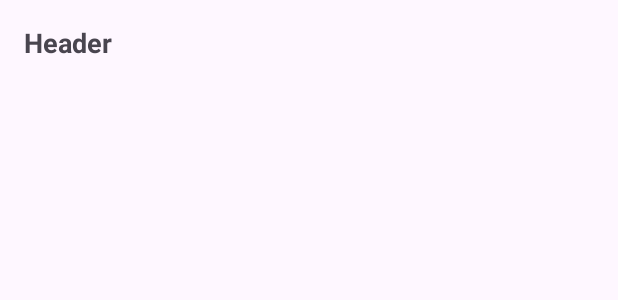
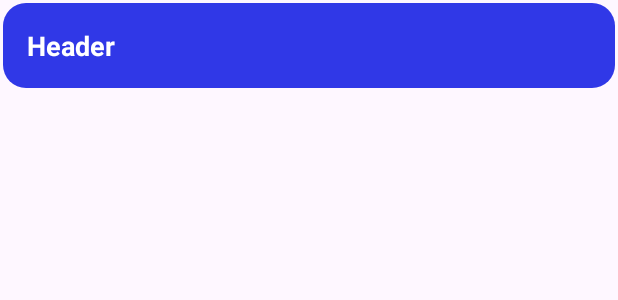
Before and after one commit to Konsttakis/CourseAndroidDev, an Android app: the layout chapter_parent.xml on its own in the app's theme, with its tools: preview values and no code run, on a phone screen of 412 x 824 dp. Shown: the top 300 px of the screen. Run offline under Robolectric (Android 15) with nearby library versions, the phone set to English and light mode, and no system bars.

Commit message:
added database in assets, changed primary color

```diff
--- a/app/src/main/res/drawable/save_button.xml
+++ b/app/src/main/res/drawable/save_button.xml
@@ -1,5 +1,5 @@
 <?xml version="1.0" encoding="utf-8"?>
 <shape xmlns:android="http://schemas.android.com/apk/res/android">
-    <corners  android:radius="20dp"/>
-    <solid android:color="@color/design_default_color_primary"/>
+    <corners  android:radius="15dp"/>
+    <solid android:color="@color/blue"/>
 </shape>
--- a/app/src/main/res/layout/chapter_parent.xml
+++ b/app/src/main/res/layout/chapter_parent.xml
@@ -1,24 +1,28 @@
 <LinearLayout xmlns:android="http://schemas.android.com/apk/res/android"
     android:layout_width="match_parent"
     android:layout_height="wrap_content"
+    android:layout_margin="2dp"
+    android:foregroundTint="@color/white"
     android:orientation="vertical">
 
     <TextView
         android:id="@+id/header"
         android:layout_width="match_parent"
         android:layout_height="wrap_content"
+        android:background="@drawable/save_button"
         android:padding="16dp"
-        android:background="?attr/selectableItemBackground"
         android:text="Header"
+        android:textColor="@color/white"
         android:textSize="18sp"
         android:textStyle="bold" />
+
     <LinearLayout
         android:id="@+id/content"
         android:layout_width="match_parent"
         android:layout_height="wrap_content"
         android:orientation="vertical"
-        android:visibility="gone"
-        android:padding="16dp">
+        android:padding="16dp"
+        android:visibility="gone">
 
         <androidx.recyclerview.widget.RecyclerView
             android:id="@+id/recyclerViewChild"
--- a/app/src/main/res/values/colors.xml
+++ b/app/src/main/res/values/colors.xml
@@ -2,4 +2,5 @@
 <resources>
     <color name="black">#FF000000</color>
     <color name="white">#FFFFFFFF</color>
+    <color name="blue">#3038E7</color>
 </resources>
--- a/app/src/main/res/values/themes.xml
+++ b/app/src/main/res/values/themes.xml
@@ -2,8 +2,10 @@
     <!-- Base application theme. -->
     <style name="Base.Theme.MainTabViews" parent="Theme.Material3.DayNight.NoActionBar">
         <!-- Customize your light theme here. -->
-        <!-- <item name="colorPrimary">@color/my_light_primary</item> -->
+         <item name="colorPrimary">@color/blue</item>
     </style>
 
     <style name="Theme.MainTabViews" parent="Base.Theme.MainTabViews" />
+
+
 </resources>
```
Also changed, not shown: app/src/main/assets/chapters.db (added).
